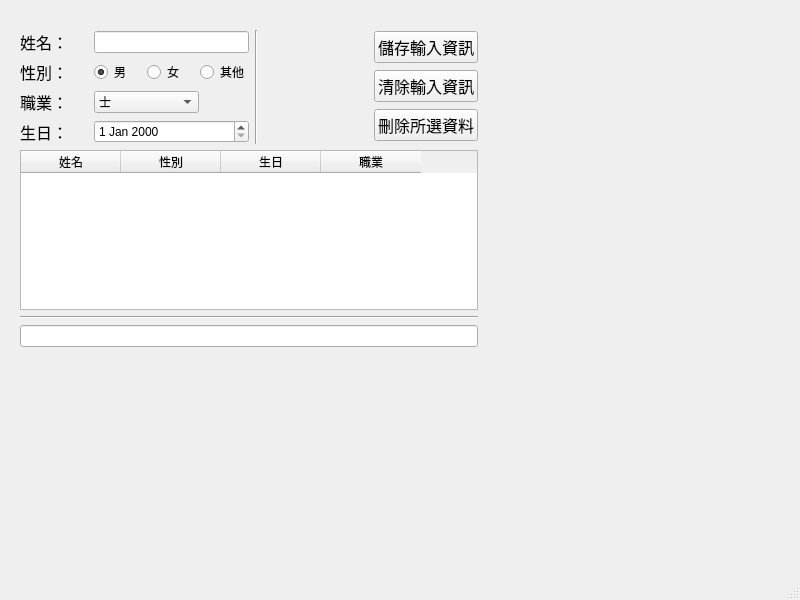
The window that gui-1.ui (ChienYaHung/20240518_ui_test) describes before a commit, drawn with Qt 5.
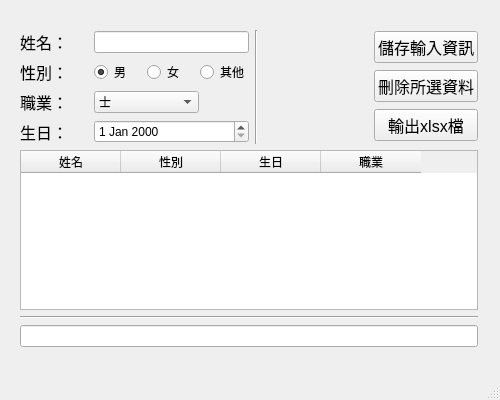
The same window after the commit.

Commit message: add_job_select

Diff of the .ui file:
```diff
--- a/gui-1.ui
+++ b/gui-1.ui
@@ -6,10 +6,16 @@
    <rect>
     <x>0</x>
     <y>0</y>
-    <width>800</width>
-    <height>600</height>
+    <width>500</width>
+    <height>400</height>
    </rect>
   </property>
+  <property name="minimumSize">
+   <size>
+    <width>500</width>
+    <height>400</height>
+   </size>
+  </property>
   <property name="windowTitle">
    <string>MainWindow</string>
   </property>
@@ -247,18 +253,6 @@
            </property>
           </widget>
          </item>
-         <item>
-          <widget class="QPushButton" name="clear_data_button">
-           <property name="font">
-            <font>
-             <pointsize>12</pointsize>
-            </font>
-           </property>
-           <property name="text">
-            <string>清除輸入資訊</string>
-           </property>
-          </widget>
-         </item>
          <item>
           <widget class="QPushButton" name="remove_data_Button">
            <property name="font">
@@ -271,6 +265,18 @@
            </property>
           </widget>
          </item>
+         <item>
+          <widget class="QPushButton" name="save_xlsx_button">
+           <property name="font">
+            <font>
+             <pointsize>12</pointsize>
+            </font>
+           </property>
+           <property name="text">
+            <string>輸出xlsx檔</string>
+           </property>
+          </widget>
+         </item>
         </layout>
        </item>
       </layout>
```
Left out of the diff: 4 changed lines with no effect on the pictures. The commit also changes 1 other file.
